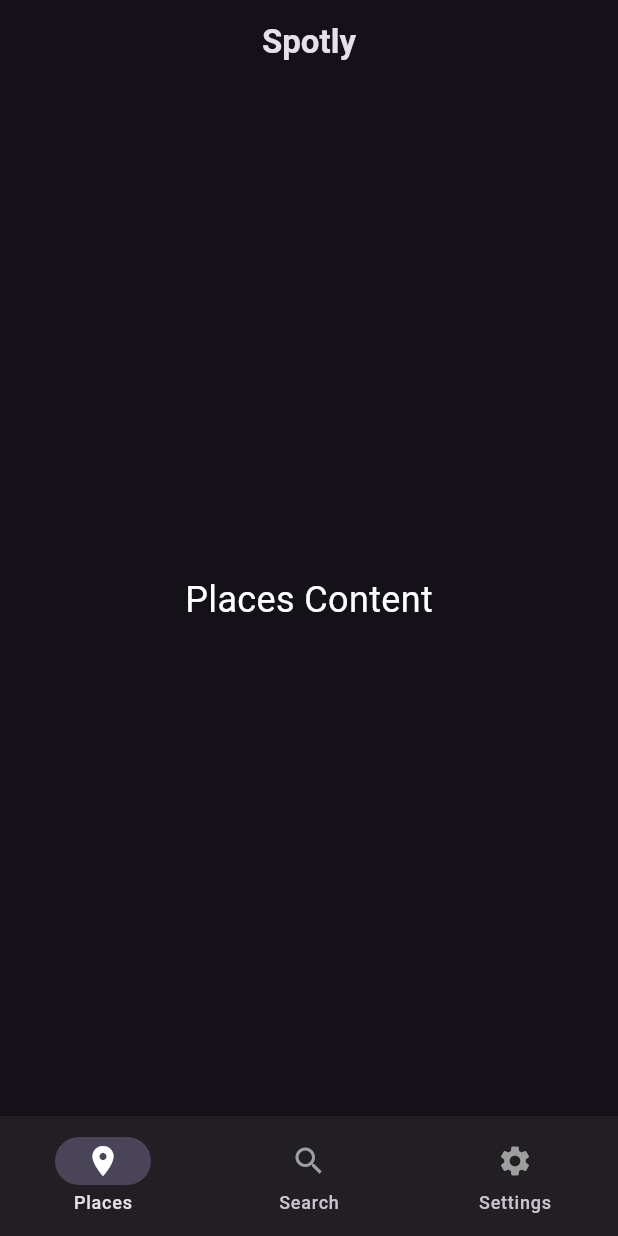
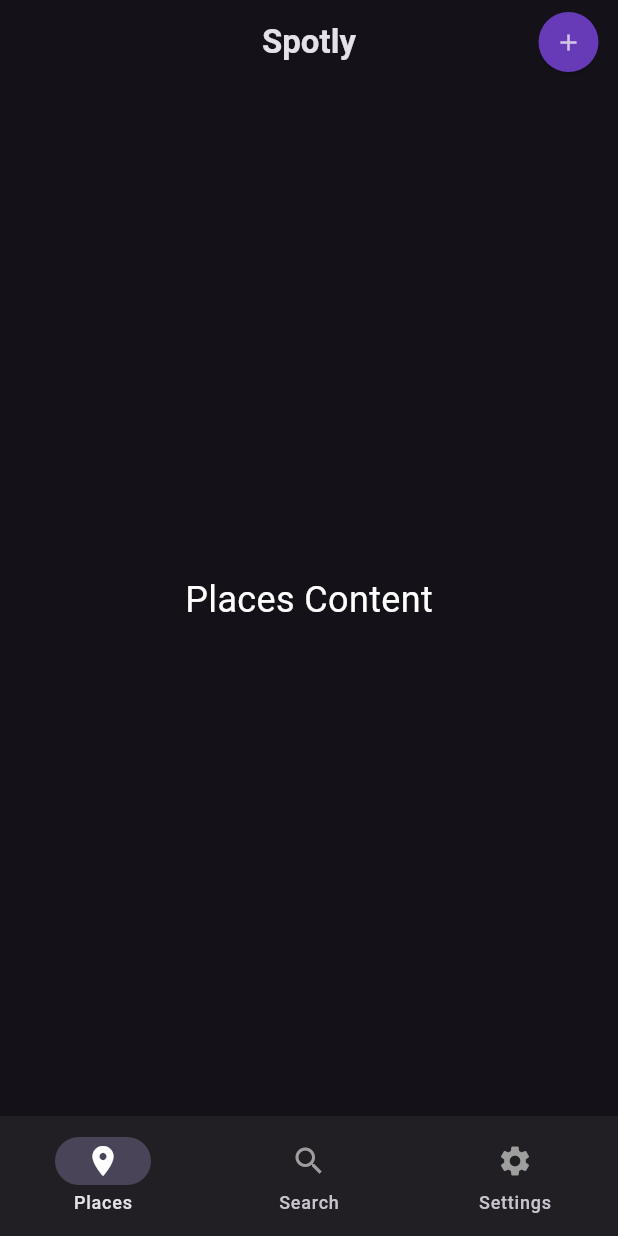
Before and after one commit to gu-tig333-ht24/spotly, a Flutter app: the screen it shows after launch, on a phone screen of 412 x 824 dp. Run offline on Flutter 3.47's test engine with Material 3 defaults, Android fonts, the light colour scheme and no system bars; our stand-ins replace flutter_riverpod, google_fonts, image_picker.

Commit message:
implement add place list ui, state and validation

```diff
--- a/lib/src/features/places/ui/pages/place_list_page.dart
+++ b/lib/src/features/places/ui/pages/place_list_page.dart
@@ -1,16 +1,37 @@
 import 'package:flutter/material.dart';
+
 import '../../../main/ui/custom_app_bar.dart';
 import '../../../main/ui/custom_navigation_bar.dart';
+import '../../add_place/ui/pages/add_place_list_page.dart';
 
 class PlaceListPage extends StatelessWidget {
   const PlaceListPage({super.key});
 
   @override
   Widget build(BuildContext context) {
-    return const Scaffold(
-      appBar: CustomAppBar(),
-      bottomNavigationBar: CustomNavigationBar(),
-      body: Center(
+    return Scaffold(
+      appBar: CustomAppBar(
+        actions: [
+          ElevatedButton(
+            onPressed: () {
+              Navigator.push(
+                context,
+                MaterialPageRoute(
+                  builder: (context) => const AddPlaceListPage(),
+                ),
+              );
+            },
+            style: ElevatedButton.styleFrom(
+              shape: const CircleBorder(),
+              backgroundColor: Colors.deepPurple,
+              foregroundColor: Colors.white70,
+            ),
+            child: const Icon(Icons.add),
+          ),
+        ],
+      ),
+      bottomNavigationBar: const CustomNavigationBar(),
+      body: const Center(
         child: Text(
           "Places Content",
           style: TextStyle(
```
Also changed, not shown: lib/src/features/places/add_place/providers/add_place_list_form_controller.dart (added, +38 -0 lines), lib/src/features/places/add_place/ui/pages/add_place_list_page.dart (added, +45 -0 lines), lib/src/features/places/add_place/ui/widgets/add_place_list_form.dart (added, +87 -0 lines).
